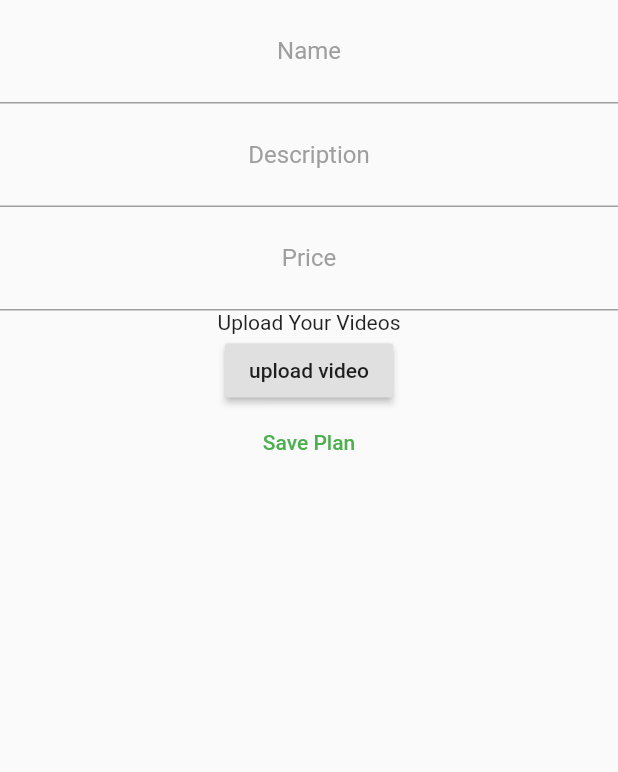
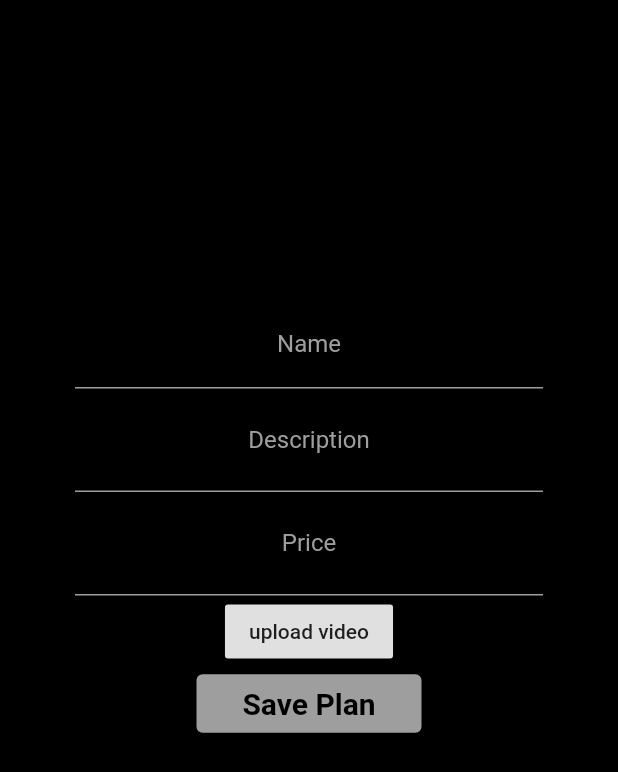
Before and after one commit to Rabeea-R/fitness_app, a Flutter app: the Main_Page screen opened directly, after a tap on "Add Plans", on a phone screen of 412 x 824 dp. Shown: the top 772 px of the screen. Run offline on Flutter 3.47's test engine with Material 2 defaults, Android fonts, the phone set to English and light mode, and no system bars; our stand-ins replace cloud_firestore, firebase_auth, firebase_core, font_awesome_flutter, intro_slider, shared_preferences; missing offline and left inert: media_picker; accounts and stored records are empty.

Commit message:
adminpanel changes

```diff
--- a/fitness_app/lib/admin_add.dart
+++ b/fitness_app/lib/admin_add.dart
@@ -1,4 +1,6 @@
 import 'package:flutter/material.dart';
+import 'package:flutter/services.dart';
+import 'package:media_picker/media_picker.dart';
 
 class Add_Plan extends StatefulWidget {
   const Add_Plan({Key? key}) : super(key: key);
@@ -12,22 +14,45 @@ class _Add_PlanState extends State<Add_Plan> {
   String plandescription = 'PlanDescription';
   String planprice = 'PlanPrice';
 
+  String _media = '';
+  //List<dynamic> _mediaPaths ;
+
+  @override
+  initState() {
+    super.initState();
+  }
+
+  pickVideos() async {
+    try {
+      //_mediaPaths = await MediaPicker.pickVideos(quantity: 7);
+    } on PlatformException {}
+
+    if (!mounted) return;
+
+    setState(() {
+      // _media = _mediaPaths.toString();
+    });
+  }
+
   @override
   Widget build(BuildContext context) {
     return Scaffold(
-      body: Column(
+      backgroundColor: Colors.black,
+      body: Padding(
+        padding: const EdgeInsets.fromLTRB(50, 200, 50, 10),
+        child: Column(
           children: <Widget>[
             Container(
-            padding: EdgeInsets.all(10),
+              padding: EdgeInsets.all(5),
               decoration: const BoxDecoration(
                   border: Border(bottom: BorderSide(color: Colors.grey))),
               child: TextField(
-              style: TextStyle(color: Colors.grey),
+                style: const TextStyle(color: Colors.grey),
                 onChanged: (value) {
                   planname = value;
                 },
                 textAlign: TextAlign.center,
-              decoration: InputDecoration(
+                decoration: const InputDecoration(
                     hintText: "Name",
                     hintStyle: TextStyle(color: Colors.grey),
                     border: InputBorder.none),
@@ -65,17 +90,30 @@ class _Add_PlanState extends State<Add_Plan> {
                     border: InputBorder.none),
               ),
             ),
-          Title(color: Colors.black, child: Text('Upload Your Videos')),
+            //Title(color: Colors.black, child: Text('Upload Your Videos')),
             RaisedButton(
-            onPressed: () {},
+              onPressed: () {
+                pickVideos();
+              },
               child: Text("upload video"),
             ),
-          TextButton(
+            SizedBox(
+              width: 150,
+              child: TextButton(
                 onPressed: () {
                   print('yes');
                 },
-              child: Text('Save Plan'))
+                child: Text('Save Plan'),
+                style: TextButton.styleFrom(
+                  primary: Colors.black,
+                  backgroundColor: Colors.grey,
+                  textStyle: const TextStyle(
+                      fontWeight: FontWeight.bold, fontSize: 20),
+                ),
+              ),
+            ),
           ],
+        ),
       ),
     );
   }
--- a/fitness_app/lib/admin_panel.dart
+++ b/fitness_app/lib/admin_panel.dart
@@ -13,21 +13,50 @@ class _Main_PageState extends State<Main_Page> {
   @override
   Widget build(BuildContext context) {
     return Scaffold(
+      backgroundColor: Colors.black,
       body: SafeArea(
         child: Expanded(
           child: Container(
-            child: Column(
-              children: [
-                TextButton(
+            child: Center(
+              child: Row(
+                mainAxisAlignment: MainAxisAlignment.center,
+                children: [
+                  TextButton(
                     onPressed: () {
                       Navigator.push(
                         context,
                         MaterialPageRoute(builder: (context) => Add_Plan()),
                       );
                     },
-                    child: Text('Add Plans')),
-                TextButton(onPressed: () {}, child: Text('View Subscriptions'))
-              ],
+                    child: const Text(
+                      'Add Plans',
+                    ),
+                    style: TextButton.styleFrom(
+                      primary: Colors.white,
+                      backgroundColor: Colors.grey,
+                      textStyle: const TextStyle(
+                          color: Colors.white,
+                          fontWeight: FontWeight.bold,
+                          fontSize: 20),
+                    ),
+                  ),
+                  SizedBox(
+                    width: 20.0,
+                  ),
+                  TextButton(
+                    onPressed: () {},
+                    child: Text('View Subscriptions'),
+                    style: TextButton.styleFrom(
+                      primary: Colors.white,
+                      backgroundColor: Colors.grey,
+                      textStyle: const TextStyle(
+                          color: Colors.white,
+                          fontWeight: FontWeight.bold,
+                          fontSize: 20),
+                    ),
+                  )
+                ],
+              ),
             ),
           ),
         ),
--- a/fitness_app/lib/main.dart
+++ b/fitness_app/lib/main.dart
@@ -33,8 +33,8 @@ class MyApp extends StatelessWidget {
         theme: ThemeData(
           primarySwatch: Colors.green,
         ),
-        //home: Main_Page(),
-        home: MyHomePage(),
+        home: Main_Page(),
+        //home: MyHomePage(),
         debugShowCheckedModeBanner: false,
         routes: {
           Sliderr.routeName: (context) => Sliderr(),
--- a/fitness_app/pubspec.yaml
+++ b/fitness_app/pubspec.yaml
@@ -41,6 +41,7 @@ dependencies:
   firebase_auth: ^3.1.2
   cloud_firestore: ^2.5.3
   shared_preferences: ^2.0.6
+  media_picker: ^1.3.5
 
 
 
```
Also changed, not shown: fitness_app/pubspec.lock. Lines whose indentation alone changed are shown as unchanged.
